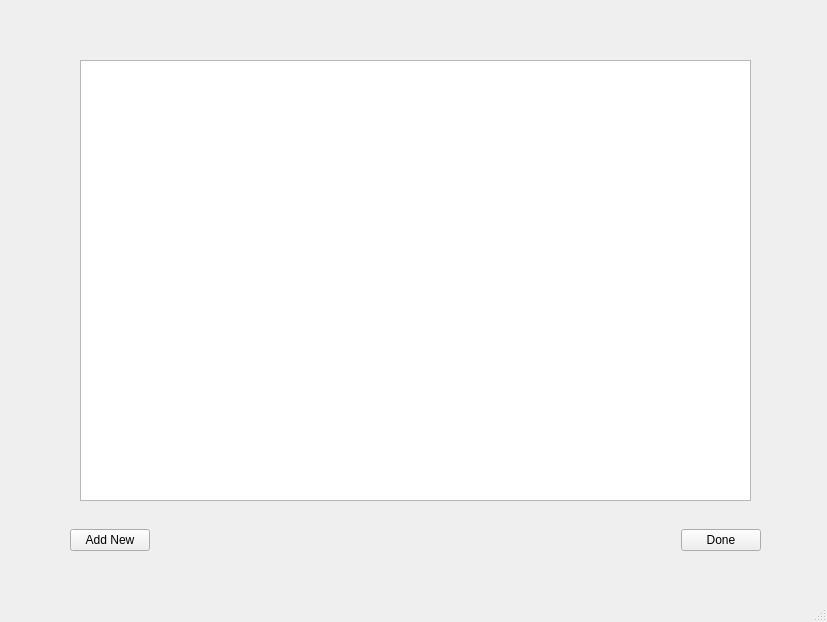
This is mainwindow.ui in WinterCS003/Project-2 as Qt 5 draws it before an edit. The edited form follows.
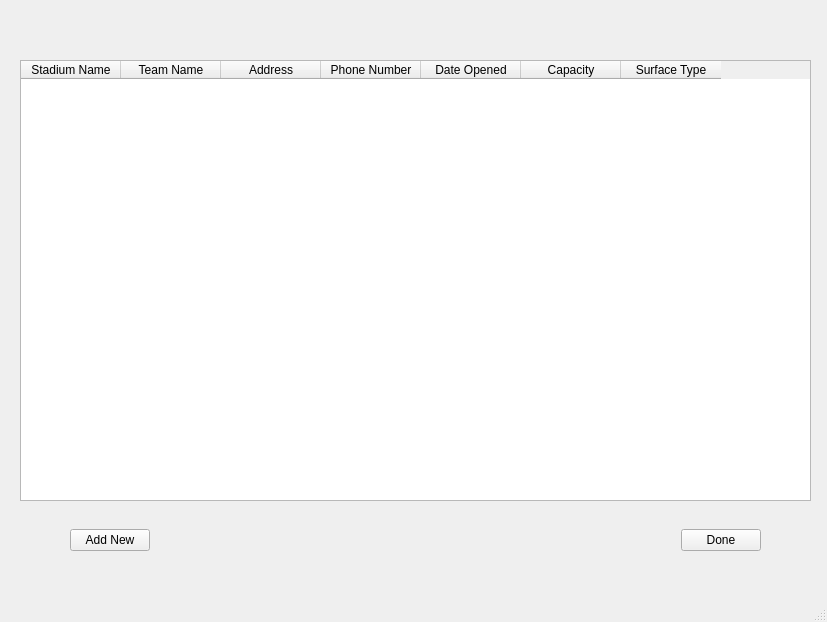
This is the edited form. The open tabs and pages were chosen to show the change. Icons and pictures are not drawn. Custom widgets are drawn as their Qt base class.

Commit message: Implemented stadium features

Diff of the .ui file:
```diff
--- a/mainwindow.ui
+++ b/mainwindow.ui
@@ -1232,12 +1232,47 @@
      <widget class="QTableWidget" name="modificationTable">
       <property name="geometry">
        <rect>
-        <x>70</x>
+        <x>10</x>
         <y>60</y>
-        <width>671</width>
+        <width>791</width>
         <height>441</height>
        </rect>
       </property>
+      <column>
+       <property name="text">
+        <string>Stadium Name</string>
+       </property>
+      </column>
+      <column>
+       <property name="text">
+        <string>Team Name</string>
+       </property>
+      </column>
+      <column>
+       <property name="text">
+        <string>Address</string>
+       </property>
+      </column>
+      <column>
+       <property name="text">
+        <string>Phone Number</string>
+       </property>
+      </column>
+      <column>
+       <property name="text">
+        <string>Date Opened</string>
+       </property>
+      </column>
+      <column>
+       <property name="text">
+        <string>Capacity</string>
+       </property>
+      </column>
+      <column>
+       <property name="text">
+        <string>Surface Type</string>
+       </property>
+      </column>
      </widget>
      <widget class="QWidget" name="horizontalLayoutWidget_3">
       <property name="geometry">
```
Left out of the diff: 57 changed lines with no effect on the pictures. The commit also changes 6 other files.
